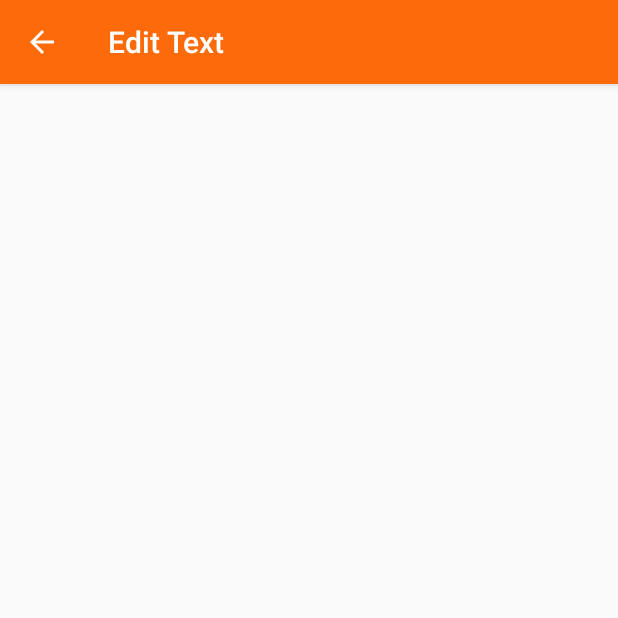
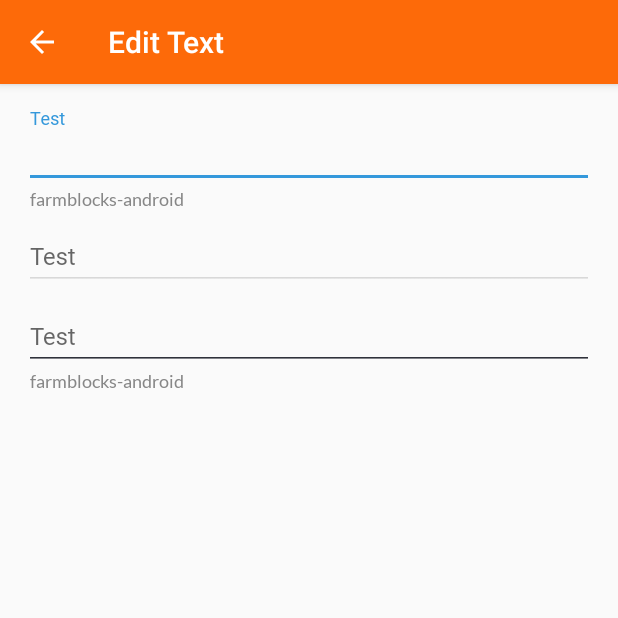
Before and after one commit to CraveFood/farmblocks-android, an Android app: the EditTextActivity screen opened directly, with no data from a screen before it, on a phone screen of 412 x 824 dp, the top half of it. Run offline under Robolectric (Android 15) with nearby library versions, the phone set to English and light mode, and no system bars.

Commit message:
Implement EditText component
farmblocks-android issue: 3

```diff
--- a/app/src/main/res/layout/activity_edit_text.xml
+++ b/app/src/main/res/layout/activity_edit_text.xml
@@ -1,6 +1,7 @@
 <?xml version="1.0" encoding="utf-8"?>
 <ScrollView
 	xmlns:android="http://schemas.android.com/apk/res/android"
+	xmlns:app="http://schemas.android.com/apk/res-auto"
 	xmlns:tools="http://schemas.android.com/tools"
 	android:layout_width="match_parent"
 	android:layout_height="match_parent"
@@ -12,6 +13,26 @@
 		android:orientation="vertical"
 		android:padding="16dp">
 
+		<br.com.components.editText.EditText
+			android:layout_width="match_parent"
+			android:layout_height="wrap_content"
+			app:bottomLabel="@string/app_name"
+			app:enabled="true"
+			app:hint="Test" />
+
+		<br.com.components.editText.EditText
+			android:layout_width="match_parent"
+			android:layout_height="wrap_content"
+			app:enabled="true"
+			app:hint="Test" />
+
+		<br.com.components.editText.EditText
+			android:layout_width="match_parent"
+			android:layout_height="wrap_content"
+			app:bottomLabel="@string/app_name"
+			app:enabled="false"
+			app:hint="Test" />
+
 	</LinearLayout>
 
 </ScrollView>
--- /dev/null
+++ b/components/src/main/java/br/com/components/editText/EditText.kt
@@ -0,0 +1,64 @@
+package br.com.components.editText
+
+import android.content.Context
+import android.util.AttributeSet
+import android.view.LayoutInflater
+import android.view.View
+import android.widget.RelativeLayout
+import br.com.components.R
+import kotlinx.android.synthetic.main.component_edit_text.view.*
+
+class EditText @JvmOverloads constructor(
+	context: Context,
+	attrs: AttributeSet? = null
+) : RelativeLayout(context, attrs) {
+
+	init {
+		LayoutInflater.from(context)
+			.inflate(R.layout.component_edit_text, this, true)
+
+		attrs?.let {
+			val typedArray = context.obtainStyledAttributes(it, R.styleable.EditText, 0, 0)
+
+			val isEnabled = typedArray.getBoolean(R.styleable.EditText_enabled, true)
+			setEnabled(isEnabled)
+
+			val hint = typedArray.getText(R.styleable.EditText_hint)
+			setHint(hint)
+
+			val text = typedArray.getText(R.styleable.EditText_text)
+			setText(text)
+
+			val bottomLabel = typedArray.getText(R.styleable.EditText_bottomLabel)
+			setBottomLabel(bottomLabel)
+
+			typedArray.recycle()
+		}
+	}
+
+	override fun isEnabled(): Boolean {
+		return textInputLayout.isEnabled
+	}
+
+	override fun setEnabled(enabled: Boolean) {
+		textInputLayout.isEnabled = enabled
+	}
+
+	fun setHint(text: CharSequence?) {
+		if (text != null) textInputLayout.hint = text
+	}
+
+	fun setText(text: CharSequence?) {
+		if (text != null) textInputEditText.setText(text)
+	}
+
+	fun setBottomLabel(text: CharSequence?) {
+		if (text != null) {
+			textViewBottomLabel.text = text
+			textViewBottomLabel.visibility = View.VISIBLE
+		} else {
+			textViewBottomLabel.visibility = View.GONE
+		}
+	}
+
+}
--- /dev/null
+++ b/components/src/main/res/layout/component_edit_text.xml
@@ -0,0 +1,35 @@
+<?xml version="1.0" encoding="utf-8"?>
+<LinearLayout
+	xmlns:android="http://schemas.android.com/apk/res/android"
+	xmlns:tools="http://schemas.android.com/tools"
+	android:layout_width="match_parent"
+	android:layout_height="wrap_content"
+	android:orientation="vertical">
+
+	<com.google.android.material.textfield.TextInputLayout
+		android:id="@+id/textInputLayout"
+		android:layout_width="match_parent"
+		android:layout_height="wrap_content"
+		android:theme="@style/FarmBlocks.TextStyle.TextInputLayout">
+
+		<com.google.android.material.textfield.TextInputEditText
+			android:id="@+id/textInputEditText"
+			android:layout_width="match_parent"
+			android:layout_height="wrap_content"
+			android:backgroundTint="@color/colorTextGray4"
+			android:textAppearance="@style/FarmBlocks.TextStyle.InputNormalLabel" />
+
+	</com.google.android.material.textfield.TextInputLayout>
+
+	<TextView
+		android:id="@+id/textViewBottomLabel"
+		style="@style/FarmBlocks.TextStyle.InputMinLabel"
+		android:layout_width="match_parent"
+		android:layout_height="wrap_content"
+		android:paddingEnd="4dp"
+		android:paddingStart="4dp"
+		android:visibility="gone"
+		tools:text="Bottom label"
+		tools:visibility="visible" />
+
+</LinearLayout>
--- /dev/null
+++ b/components/src/main/res/values/attrs.xml
@@ -0,0 +1,9 @@
+<?xml version="1.0" encoding="utf-8"?>
+<resources>
+	<declare-styleable name="EditText" >
+		<attr name="enabled" />
+		<attr name="hint" />
+		<attr name="text" />
+		<attr name="bottomLabel" format="reference" />
+	</declare-styleable>
+</resources>
--- a/components/src/main/res/values/strings.xml
+++ b/components/src/main/res/values/strings.xml
@@ -1,3 +1,4 @@
 <resources>
     <string name="app_name">components</string>
+	<string name="hint_text">Hint Text</string>
 </resources>
--- a/components/src/main/res/values/text_styles.xml
+++ b/components/src/main/res/values/text_styles.xml
@@ -298,6 +298,12 @@
 		<item name="android:textSize">16sp</item>
 	</style>
 
+	<style name="FarmBlocks.TextStyle.TextInputLayout">
+		<item name="colorControlNormal">@color/colorTextGray1</item>
+		<item name="colorControlActivated">@color/colorTextBlue</item>
+		<item name="colorControlHighlight">@color/colorPrimaryDark</item>
+	</style>
+
 	<style name="FarmBlocks.TextStyle.InputNormalLabel.Disabled">
 		<item name="android:textColor">@color/colorTextGray3</item>
 	</style>
```
